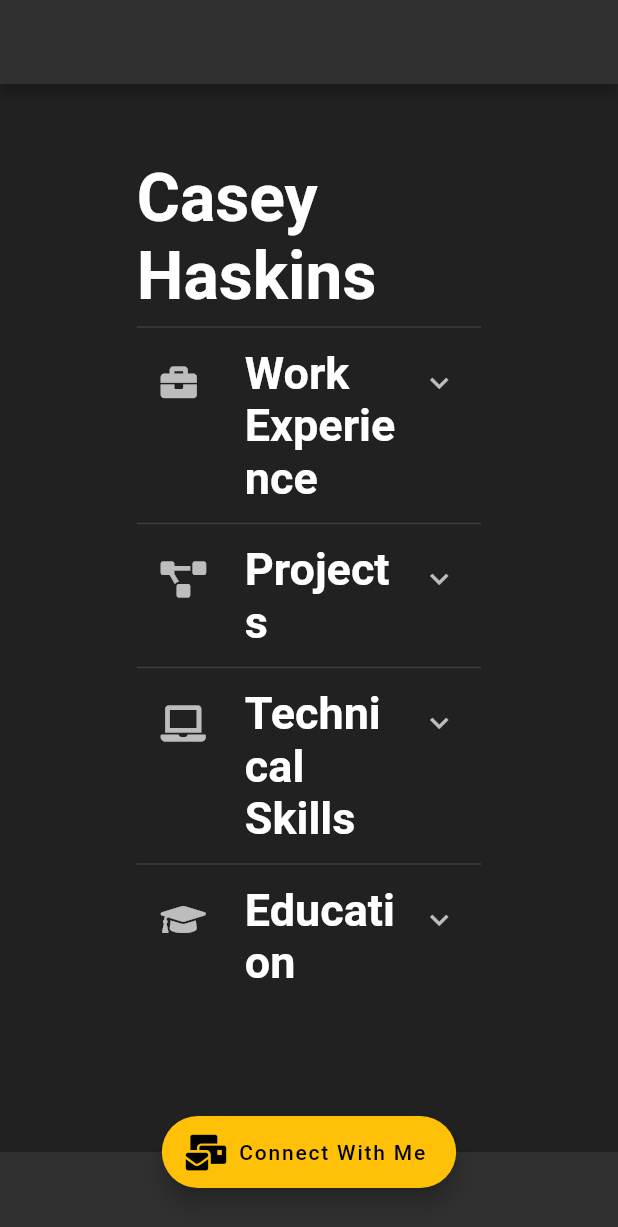
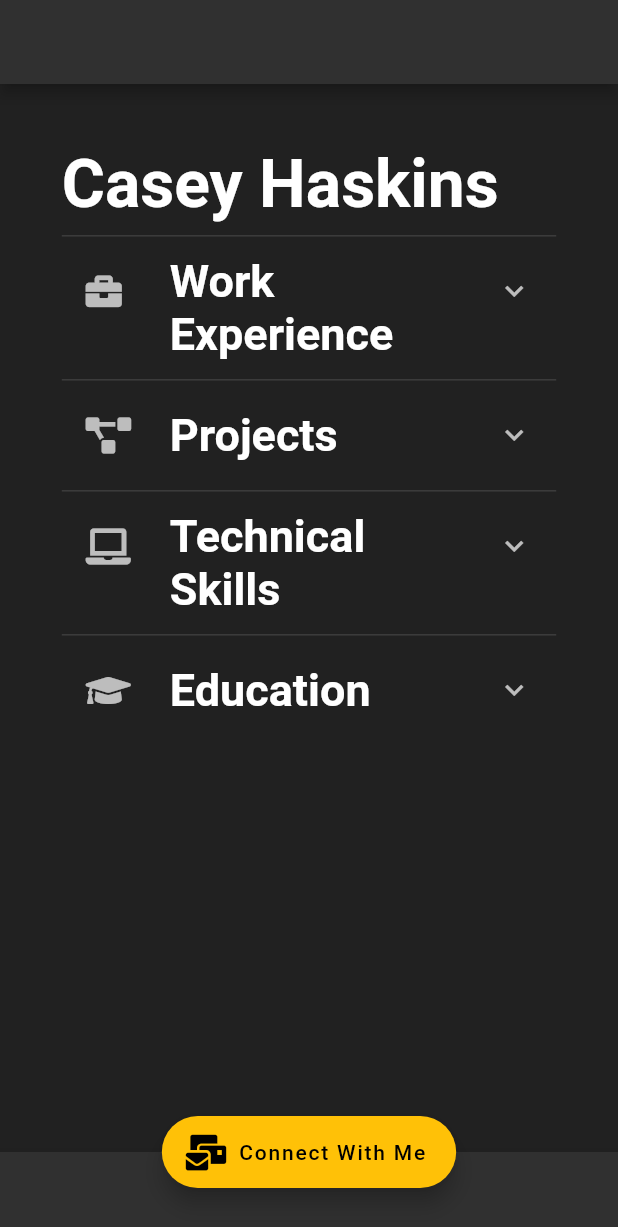
Before and after one commit to Crysis73/web_resume, a Flutter app: the screen it shows after launch, on a phone screen of 412 x 824 dp. Shown: the top 1227 px of the screen. Run offline on Flutter 3.47's test engine with Material 2 defaults, Android fonts, the light colour scheme and no system bars; our stand-ins replace font_awesome_flutter, get; missing offline and left inert: dart:html.

Commit message:
Update padding

```diff
--- a/lib/screens/resume/body.dart
+++ b/lib/screens/resume/body.dart
@@ -52,10 +52,11 @@ class ResumeBody extends StatelessWidget {
     return SingleChildScrollView(
       physics: BouncingScrollPhysics(),
       child: Center(
-        child: SizedBox(
-          width: Get.width * .8,
         child: Padding(
-            padding: const EdgeInsets.all(50),
+          padding: EdgeInsets.symmetric(
+            horizontal: Get.width * .1,
+            vertical: Get.height * .05,
+          ),
           child: Column(
             mainAxisAlignment: MainAxisAlignment.center,
             children: [
@@ -72,7 +73,6 @@ class ResumeBody extends StatelessWidget {
           ),
         ),
       ),
-      ),
     );
   }
 }
```
Lines whose indentation alone changed are shown as unchanged.
